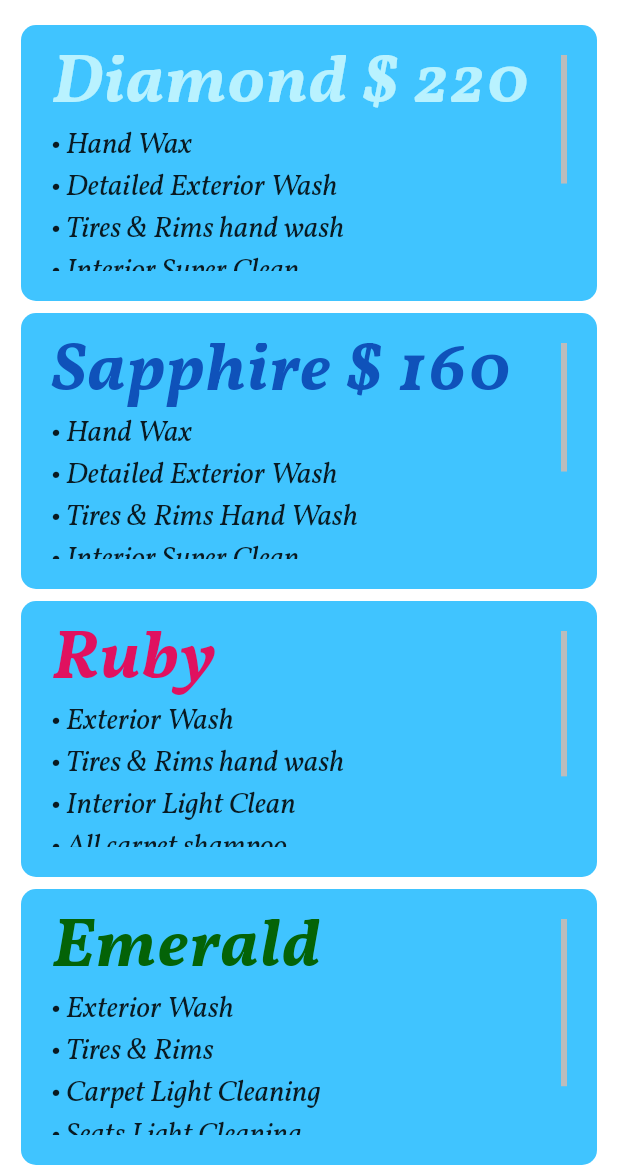
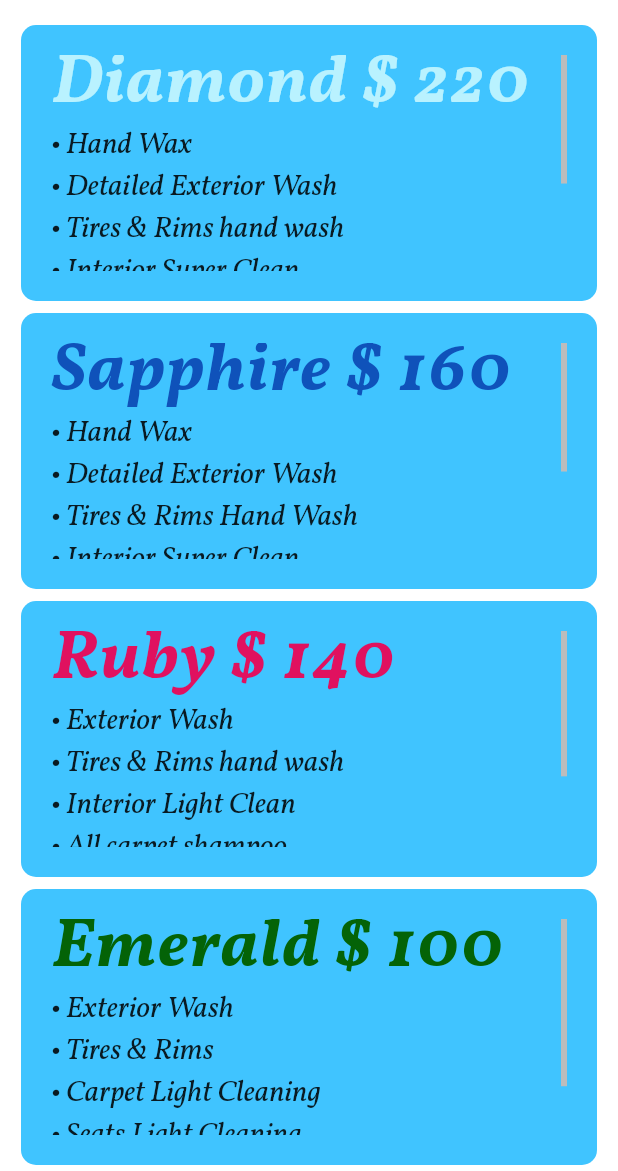
Before and after one commit to MarioCastellanos/ExpressCarCleaningCo, a Flutter app: the ServicesOffered screen opened by its route, on a phone screen of 412 x 824 dp, the part 65-1236 px from its top. Run offline on Flutter 3.47's test engine with Material 2 defaults, Android fonts, the light colour scheme and no system bars; our stand-ins replace animated_text_kit, cloud_firestore, firebase_auth, firebase_core, font_awesome_flutter, table_calendar; accounts and stored records are empty.

Commit message:
modified main to catch arguments for request quote page to pass car data from home screen, modified Request a quote screen to use CarListGridView class added pricing to last car detailing packages in services offered screen.

```diff
--- a/lib/screens/home.dart
+++ b/lib/screens/home.dart
@@ -89,7 +89,8 @@
                   ReusableCard(
                     cardColor: ECCCBlueAccent,
                     onPressed: () {
-                      Navigator.pushNamed(context, RequestQuote.id);
+                      Navigator.pushNamed(context, RequestQuote.id,
+                          arguments: ScreenArguments(_carData));
                     },
                     childWidget: Center(
                       child: Text(
--- a/lib/screens/servicesOffered.dart
+++ b/lib/screens/servicesOffered.dart
@@ -52,7 +52,7 @@
                 cardColor: ECCCBlueAccent,
                 childWidget: CarWashPackage(
                   scrollController: _rubyScrollController,
-                  packageTitle: 'Ruby',
+                  packageTitle: 'Ruby \$ 140',
                   packageTitleStyle: rubyTextStyle,
                   packageDetails: kRubyPackageDetails,
                 ),
@@ -62,7 +62,7 @@
                   cardColor: ECCCBlueAccent,
                   childWidget: CarWashPackage(
                     scrollController: _emeraldScrollController,
-                    packageTitle: 'Emerald',
+                    packageTitle: 'Emerald \$ 100',
                     packageTitleStyle: emeraldTextStyle,
                     packageDetails: kEmeraldPackageDetails,
                   )),
```
Also changed, not shown: lib/main.dart (+16 -1 lines), lib/screens/RequestQuote.dart (+5 -18 lines).
